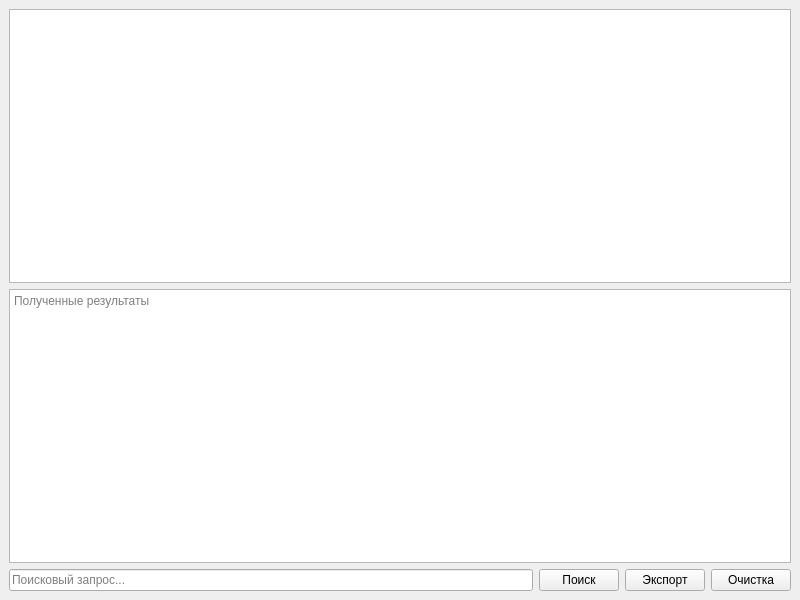
Qt form 5 term/System programming/LR-8/RegKiller/regwindow.ui (relsa228/CPP-university-projects) before a commit.
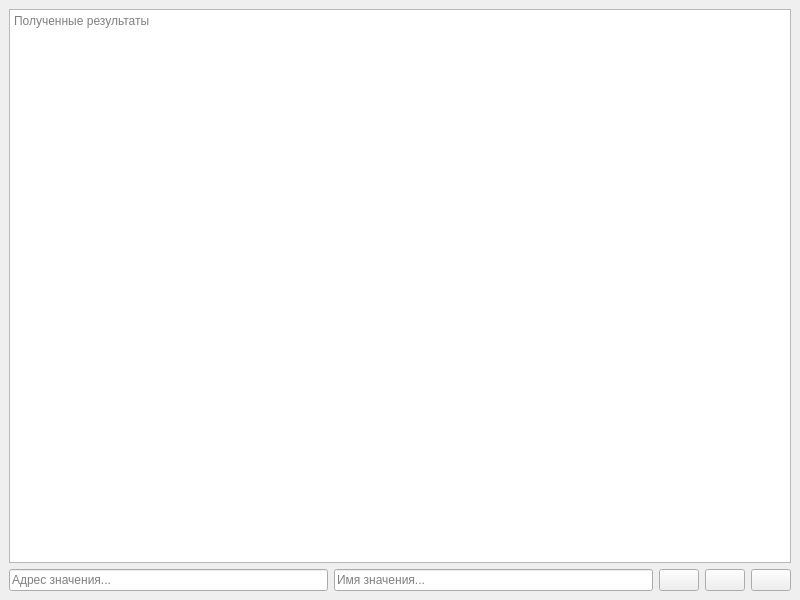
The same form after that commit. Icons and pictures are not drawn.

Patch:
```diff
--- a/5 term/System programming/LR-8/RegKiller/regwindow.ui
+++ b/5 term/System programming/LR-8/RegKiller/regwindow.ui
@@ -19,9 +19,6 @@
   </property>
   <widget class="QWidget" name="fullGroup">
    <layout class="QVBoxLayout" name="verticalLayout_3">
-    <item>
-     <widget class="QTreeView" name="regArea"/>
-    </item>
     <item>
      <widget class="QTextEdit" name="outputArea">
       <property name="readOnly">
@@ -35,11 +32,18 @@
     <item>
      <layout class="QHBoxLayout" name="controlGroup">
       <item>
-       <layout class="QVBoxLayout" name="searchGroup">
+       <layout class="QHBoxLayout" name="horizontalLayout">
         <item>
-         <widget class="QLineEdit" name="searchEdit">
+         <widget class="QLineEdit" name="addrEdit">
           <property name="placeholderText">
-           <string>Поисковый запрос...</string>
+           <string>Адрес значения...</string>
+          </property>
+         </widget>
+        </item>
+        <item>
+         <widget class="QLineEdit" name="nameEdit">
+          <property name="placeholderText">
+           <string>Имя значения...</string>
           </property>
          </widget>
         </item>
@@ -50,21 +54,33 @@
         <item>
          <widget class="QPushButton" name="searchButton">
           <property name="text">
-           <string>Поиск</string>
+           <string/>
+          </property>
+          <property name="icon">
+           <iconset resource="Resources/icons.qrc">
+            <normaloff>:/icons/functIcons/Icons/SystemIcons/search.svg</normaloff>:/icons/functIcons/Icons/SystemIcons/search.svg</iconset>
           </property>
          </widget>
         </item>
         <item>
          <widget class="QPushButton" name="exportButton">
           <property name="text">
-           <string>Экспорт</string>
+           <string/>
+          </property>
+          <property name="icon">
+           <iconset resource="Resources/icons.qrc">
+            <normaloff>:/icons/functIcons/Icons/SystemIcons/upload.svg</normaloff>:/icons/functIcons/Icons/SystemIcons/upload.svg</iconset>
           </property>
          </widget>
         </item>
         <item>
          <widget class="QPushButton" name="clearButton">
           <property name="text">
-           <string>Очистка</string>
+           <string/>
+          </property>
+          <property name="icon">
+           <iconset resource="Resources/icons.qrc">
+            <normaloff>:/icons/functIcons/Icons/SystemIcons/gear-fill.svg</normaloff>:/icons/functIcons/Icons/SystemIcons/gear-fill.svg</iconset>
           </property>
          </widget>
         </item>
```
Left out of the diff: 2 changed lines with no effect on the pictures.
